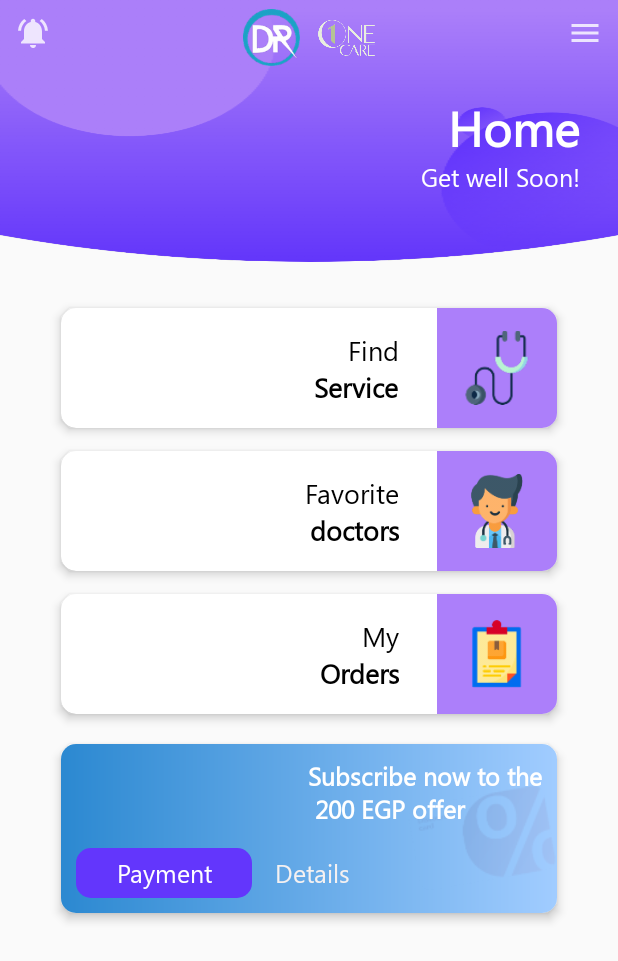
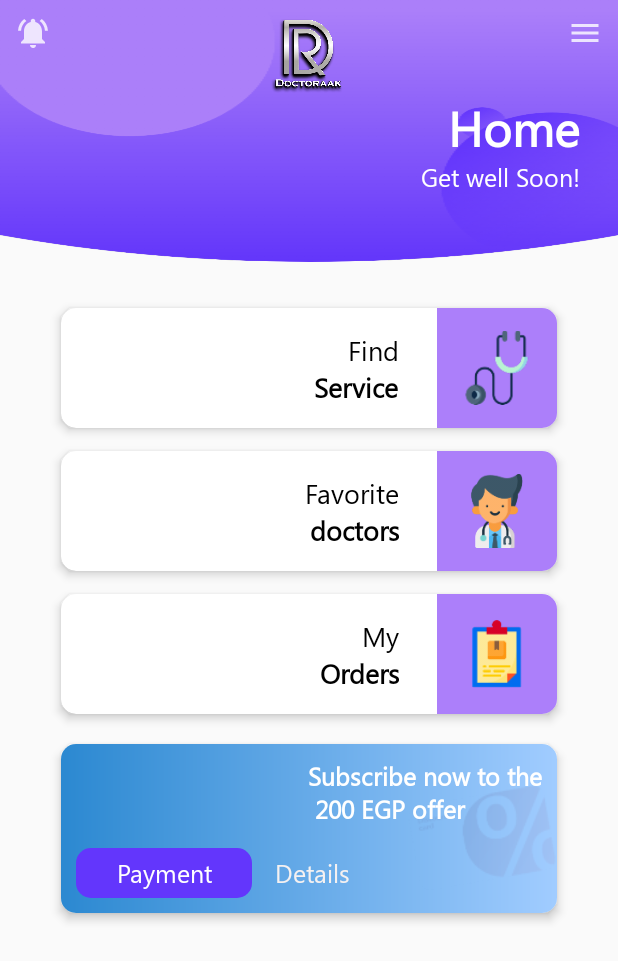
Before and after one commit to Amr99Medhat/Doctoraak_Patient, an Android app: the MainActivity screen opened directly, with no data from a screen before it, on a phone screen of 412 x 824 dp. Shown: the top 961 px of the screen. Run offline under Robolectric (Android 15) with nearby library versions, the phone set to English and light mode, and no system bars; our stand-ins replace CircleImageView, data binding, sdp/ssp sizes; pictures from the network do not load; 2 statements that could not run were skipped.

Commit message:
update the logo

```diff
--- a/app/src/main/res/layout/activity_splash.xml
+++ b/app/src/main/res/layout/activity_splash.xml
@@ -12,8 +12,8 @@
 
         <ImageView
                 android:id="@+id/iv_logo"
-                android:layout_width="@dimen/_145sdp"
-                android:layout_height="@dimen/_145sdp"
+                android:layout_width="0dp"
+                android:layout_height="@dimen/_180sdp"
                 android:scaleType="centerCrop"
                 android:layout_marginTop="@dimen/_125sdp"
                 app:layout_constraintStart_toStartOf="parent"
--- a/app/src/main/res/layout/main_header.xml
+++ b/app/src/main/res/layout/main_header.xml
@@ -2,15 +2,15 @@
 <androidx.constraintlayout.widget.ConstraintLayout xmlns:android="http://schemas.android.com/apk/res/android"
         xmlns:app="http://schemas.android.com/apk/res-auto"
         xmlns:tools="http://schemas.android.com/tools"
-        android:orientation="vertical"
         android:layout_width="match_parent"
-        android:layout_height="wrap_content">
+        android:layout_height="wrap_content"
+        android:orientation="vertical">
 
     <ImageView
-            android:scaleType="fitXY"
             android:id="@+id/toolbar_image"
             android:layout_width="0dp"
             android:layout_height="wrap_content"
+            android:scaleType="fitXY"
             android:src="@drawable/toolbar_big_image"
             app:layout_constraintEnd_toEndOf="parent"
             app:layout_constraintHorizontal_bias="0.0"
@@ -19,7 +19,7 @@
 
     <include
             style="@style/mainLogoStyle"
-            layout="@layout/main_logos"/>
+            layout="@layout/main_logos" />
 
     <ImageView
             android:id="@+id/iv_menu"
@@ -60,20 +60,18 @@
             android:textSize="@dimen/toolbar_title_textsize"
             android:textStyle="bold"
             app:layout_constraintBottom_toTopOf="@+id/tv_subtitle"
-            app:layout_constraintStart_toStartOf="@id/tv_subtitle"
-            />
+            app:layout_constraintStart_toStartOf="@id/tv_subtitle" />
 
     <TextView
             android:id="@+id/tv_subtitle"
             android:layout_width="wrap_content"
             android:layout_height="wrap_content"
+            android:layout_marginStart="25dp"
             android:layout_marginBottom="@dimen/subtitle_margin_bottom"
             android:text="@string/get_well_soon"
             android:textAppearance="@style/TextAppearance.AppCompat.Large"
+            android:textColor="@color/white"
             android:textSize="@dimen/toolbar_subtitle_textsize"
             app:layout_constraintBottom_toBottomOf="@id/toolbar_image"
-            app:layout_constraintStart_toStartOf="parent"
-            android:layout_marginStart="25dp"
-            android:textColor="@color/white"
-            />
+            app:layout_constraintStart_toStartOf="parent" />
 </androidx.constraintlayout.widget.ConstraintLayout>
--- a/app/src/main/res/layout/main_logos.xml
+++ b/app/src/main/res/layout/main_logos.xml
@@ -6,23 +6,23 @@
 
     <ImageView
             android:id="@+id/iv_doctoraak_logo"
-            android:layout_width="38dp"
-            android:layout_height="38dp"
-            android:src="@drawable/logo"
-            android:layout_marginTop="6dp"
-            app:layout_constraintStart_toEndOf="@id/iv_oncare_logo"
+            android:layout_width="@dimen/_90sdp"
+            android:layout_height="@dimen/_90sdp"
+            android:src="@drawable/ic_logo"
+            android:layout_marginTop="@dimen/_minus15sdp"
+            app:layout_constraintStart_toStartOf="parent"
             app:layout_constraintEnd_toEndOf="parent"
             app:layout_constraintTop_toTopOf="parent"/>
 
-    <ImageView
-            android:id="@+id/iv_oncare_logo"
-            android:layout_width="38dp"
-            android:layout_height="38dp"
-            android:layout_marginEnd="12dp"
-            android:src="@drawable/ic_one_care_logo"
-            app:layout_constraintEnd_toStartOf="@id/iv_doctoraak_logo"
-            app:layout_constraintHorizontal_chainStyle="packed"
-            app:layout_constraintStart_toStartOf="parent"
-            app:layout_constraintTop_toTopOf="@+id/iv_doctoraak_logo" />
+<!--    <ImageView-->
+<!--            android:id="@+id/iv_oncare_logo"-->
+<!--            android:layout_width="38dp"-->
+<!--            android:layout_height="38dp"-->
+<!--            android:layout_marginEnd="12dp"-->
+<!--            android:src="@drawable/ic_one_care_logo"-->
+<!--            app:layout_constraintEnd_toStartOf="@id/iv_doctoraak_logo"-->
+<!--            app:layout_constraintHorizontal_chainStyle="packed"-->
+<!--            app:layout_constraintStart_toStartOf="parent"-->
+<!--            app:layout_constraintTop_toTopOf="@+id/iv_doctoraak_logo" />-->
 
 </merge>
--- a/build.gradle
+++ b/build.gradle
@@ -10,7 +10,7 @@ buildscript {
 
     }
     dependencies {
-        classpath 'com.android.tools.build:gradle:7.0.4'
+        classpath 'com.android.tools.build:gradle:7.2.1'
         classpath "org.jetbrains.kotlin:kotlin-gradle-plugin:1.6.21"
         // NOTE: Do not place your application dependencies here; they belong
         // in the individual module build.gradle files
```
Also changed, not shown: app/src/main/res/drawable-hdpi/logo.png, app/src/main/res/drawable-ldpi/ic_logo.png (added), app/src/main/res/drawable-ldpi/logo.png (added), app/src/main/res/drawable-mdpi/logo.png, app/src/main/res/drawable-xhdpi/logo.png, app/src/main/res/drawable-xxhdpi/logo.png, app/src/main/res/drawable-xxxhdpi/logo.png, gradle/wrapper/gradle-wrapper.properties. Lines whose indentation alone changed are shown as unchanged.
